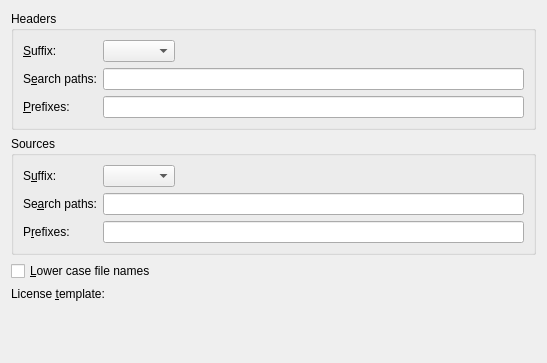
First picture: the form in src/plugins/cpptools/cppfilesettingspage.ui, repository qt-creator/qt-creator, before the edit.
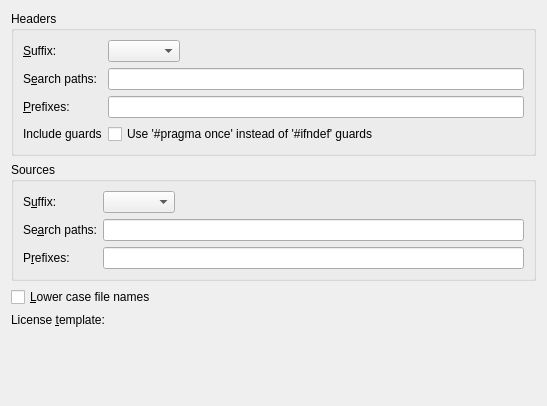
Second picture: the form after the edit. Custom widgets are drawn as their Qt base class.

Commit message:
Wizards: Support using #pragma once instead of include guards
Allow users to choose #pragma once instead of #ifndef include guards in
generated header files.

Fixes: QTCREATORBUG-12166

The edit to the form file:
```diff
--- a/src/plugins/cpptools/cppfilesettingspage.ui
+++ b/src/plugins/cpptools/cppfilesettingspage.ui
@@ -7,7 +7,7 @@
     <x>0</x>
     <y>0</y>
     <width>547</width>
-    <height>363</height>
+    <height>406</height>
    </rect>
   </property>
   <layout class="QVBoxLayout" name="verticalLayout">
@@ -67,7 +67,7 @@
         </property>
        </widget>
       </item>
-      <item row="4" column="0">
+      <item row="5" column="0">
        <widget class="QLabel" name="headerPrefixesLabel">
         <property name="text">
          <string>&amp;Prefixes:</string>
@@ -77,7 +77,7 @@
         </property>
        </widget>
       </item>
-      <item row="4" column="1">
+      <item row="5" column="1">
        <widget class="QLineEdit" name="headerPrefixesEdit">
         <property name="toolTip">
          <string>Comma-separated list of header prefixes.
@@ -86,6 +86,26 @@
         </property>
        </widget>
       </item>
+      <item row="7" column="0">
+       <widget class="QLabel" name="headerPragmaOnceLabel">
+        <property name="toolTip">
+         <string/>
+        </property>
+        <property name="text">
+         <string>Include guards</string>
+        </property>
+       </widget>
+      </item>
+      <item row="7" column="1">
+       <widget class="QCheckBox" name="headerPragmaOnceCheckBox">
+        <property name="toolTip">
+         <string>Uses #pragma once instead of #ifndef include guards.</string>
+        </property>
+        <property name="text">
+         <string>Use '#pragma once' instead of '#ifndef' guards</string>
+        </property>
+       </widget>
+      </item>
      </layout>
     </widget>
    </item>
```
The commit also changes 30 other files.
